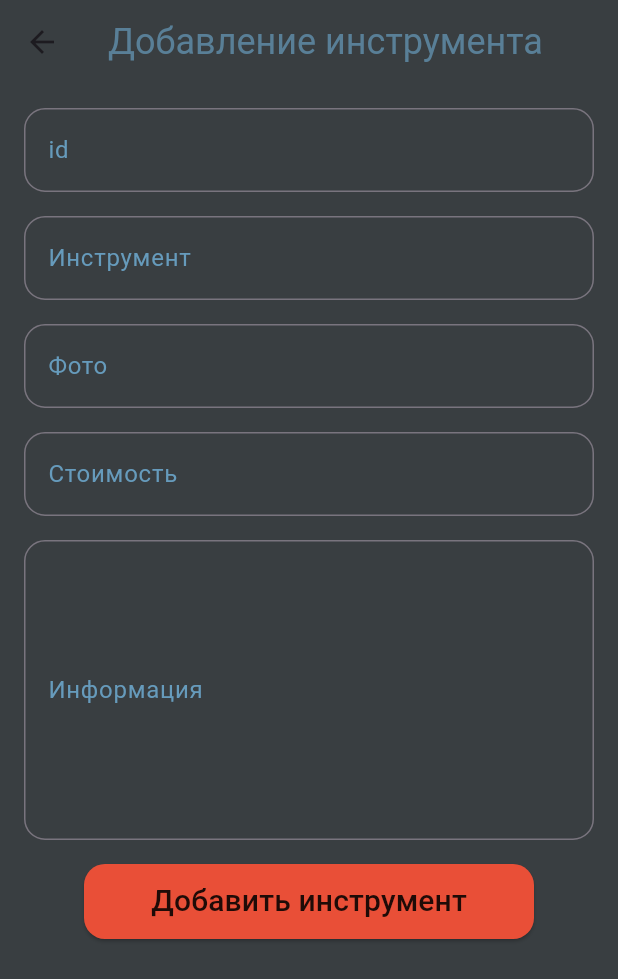
After one commit to Tr0ubad0ur/pks5, a Flutter app: the AddProductPage screen opened directly, after a tap on "Добавить инструмент", on a phone screen of 412 x 824 dp. The commit adds this screen. Shown: the top 979 px of the screen. Run offline on Flutter 3.47's test engine with Material 3 defaults, Android fonts, the phone set to English and light mode, and no system bars.

Commit message:
4 практика

```diff
--- /dev/null
+++ b/lib/pages/addProductPage.dart
@@ -0,0 +1,160 @@
+import 'package:flutter/material.dart';
+import '../models/product.dart';
+
+class AddProductPage extends StatefulWidget {
+  const AddProductPage({super.key});
+
+
+
+  @override
+  State<AddProductPage> createState() => _AddProductPageState();
+}
+
+class _AddProductPageState extends State<AddProductPage> {
+  final TextEditingController idController = TextEditingController();
+  final TextEditingController titleController = TextEditingController();
+  final TextEditingController photoController = TextEditingController();
+  final TextEditingController priceController = TextEditingController();
+  final TextEditingController descriptionController = TextEditingController();
+
+  void createProduct() {
+    int id = int.tryParse(idController.text) ?? 0;
+    String title = titleController.text;
+    String photo = photoController.text;
+    int price = int.tryParse(priceController.text) ?? 0;
+    String description = descriptionController.text;
+
+    if (title.isNotEmpty && photo.isNotEmpty && price > 0 && id > 0 &&
+        description.isNotEmpty){
+      Product product = Product(
+        id: id,
+        title: title,
+        photo: photo,
+        description: description,
+        price: price,
+      );
+      Navigator.pop(context, product);
+    }
+  }
+
+  @override
+  void dispose() {
+    titleController.dispose();
+    photoController.dispose();
+    priceController.dispose();
+    descriptionController.dispose();
+    super.dispose();
+  }
+
+  @override
+  Widget build(BuildContext context) {
+    return Scaffold(
+      appBar: AppBar(
+        title: const Text("Добавление инструмента", style: TextStyle(color: Color.fromRGBO(102, 155, 188, 0.7), fontSize: 24),),
+        backgroundColor: const Color.fromRGBO(57, 62, 65, 1),
+      ),
+      backgroundColor: const Color.fromRGBO(57, 62, 65, 1),
+      body: SingleChildScrollView(
+        child: Padding(
+          padding: const EdgeInsets.all(16.0),
+          child: Column(
+            children: [
+              TextField(
+                controller: idController,
+                decoration: InputDecoration(
+                  border: OutlineInputBorder(
+                    borderRadius: BorderRadius.circular(14),
+                  ),
+                  hintText: "Введите id",
+                  hintStyle: const TextStyle(color: Color.fromRGBO(102, 155, 188, 0.7)),
+                  labelText: "id",
+                  labelStyle: const TextStyle(color: Color.fromRGBO(102, 155, 188, 1)),
+                ),
+                maxLines: 1,
+                style: const TextStyle(color: Colors.white),
+              ),
+              const SizedBox(height: 16),
+              TextField(
+                controller: titleController,
+                decoration: InputDecoration(
+                  border: OutlineInputBorder(
+                    borderRadius: BorderRadius.circular(14),
+                  ),
+                  hintText: "Введите название инструмента",
+                  hintStyle: const TextStyle(color: Color.fromRGBO(102, 155, 188, 0.7)),
+                  labelText: "Инструмент",
+                  labelStyle: const TextStyle(color: Color.fromRGBO(102, 155, 188, 1)),
+                ),
+                maxLines: 1,
+                style: const TextStyle(color: Colors.white),
+              ),
+              const SizedBox(height: 16),
+              TextField(
+                controller: photoController,
+                decoration: InputDecoration(
+                  border: OutlineInputBorder(
+                    borderRadius: BorderRadius.circular(14),
+                  ),
+                  hintText: "Введите ссылку на фото",
+                  hintStyle: const TextStyle(color: Color.fromRGBO(102, 155, 188, 0.7)),
+                  labelText: "Фото",
+                  labelStyle: const TextStyle(color: Color.fromRGBO(102, 155, 188, 1)),
+                ),
+                maxLines: 1,
+                style: const TextStyle(color: Colors.white),
+              ),
+              const SizedBox(height: 16),
+              TextField(
+                controller: priceController,
+                decoration: InputDecoration(
+                  border: OutlineInputBorder(
+                    borderRadius: BorderRadius.circular(14),
+                  ),
+                  hintText: "Введите стоимость инструмента",
+                  hintStyle: const TextStyle(color: Color.fromRGBO(102, 155, 188, 0.7)),
+                  labelText: "Стоимость",
+                  labelStyle: const TextStyle(color: Color.fromRGBO(102, 155, 188, 1)),
+                ),
+                maxLines: 1,
+                style: const TextStyle(color: Colors.white),
+              ),
+              const SizedBox(height: 16),
+              TextField(
+                controller: descriptionController,
+                decoration: InputDecoration(
+                  border: OutlineInputBorder(
+                    borderRadius: BorderRadius.circular(14),
+                  ),
+                  hintText: "Введите информацию об инструменте",
+                  hintStyle: const TextStyle(color: Color.fromRGBO(102, 155, 188, 0.7)),
+                  labelText: "Информация",
+                  labelStyle: const TextStyle(color: Color.fromRGBO(102, 155, 188, 1)),
+                ),
+                maxLines: 7,
+                style: const TextStyle(color: Colors.white),
+              ),
+              const SizedBox(height: 16),
+
+              ElevatedButton(
+                onPressed: createProduct,
+                child: Text("Добавить инструмент",
+                  style: TextStyle(
+                    fontSize: 20,
+                  ),
+                ),
+                style: ElevatedButton.styleFrom(
+                  backgroundColor: const Color.fromRGBO(233, 79, 55, 1),
+                  foregroundColor: Colors.black87,
+                  shape: RoundedRectangleBorder(
+                    borderRadius: BorderRadius.circular(14),
+                  ),
+                  minimumSize: const Size(300, 50),
+                ),
+              ),
+            ],
+          ),
+        ),
+      ),
+    );
+  }
+}
```
Also changed, not shown: lib/components/product_component.dart (+44 -18 lines), lib/pages/home.dart (+72 -10 lines).
